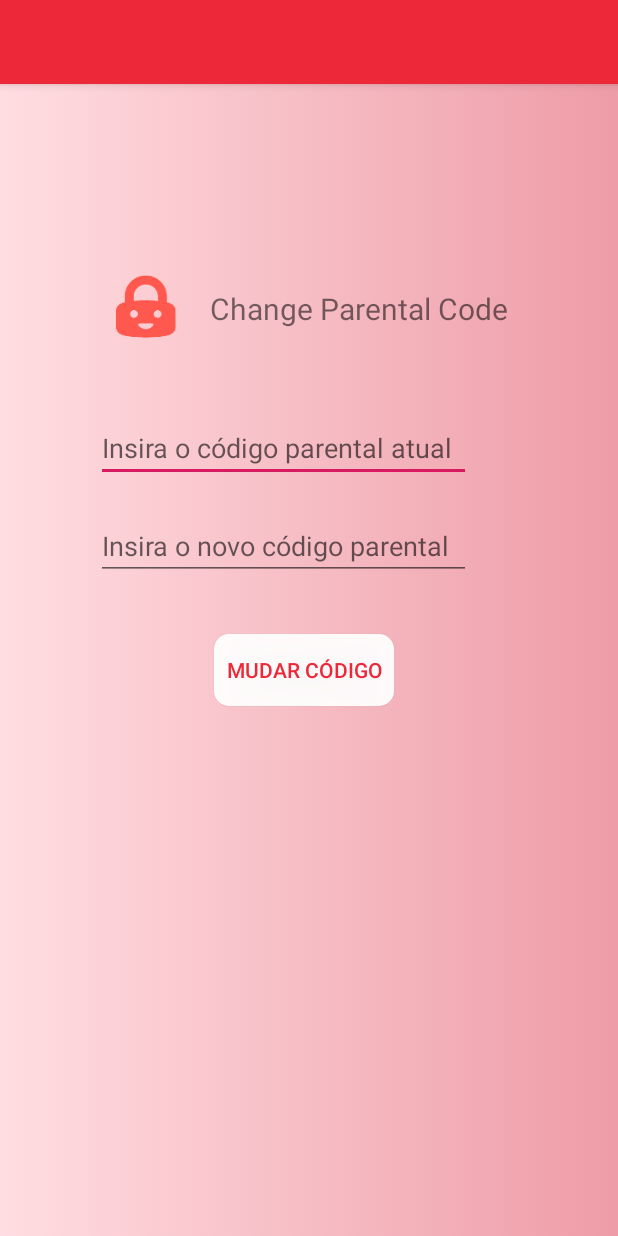
After one commit to LeGoonie/SafeShelterCM, an Android app: the ChangeParentalCode screen opened directly, with no data from a screen before it, on a phone screen of 412 x 824 dp. The commit adds this screen. Run offline under Robolectric (Android 15) with nearby library versions, the phone set to English and light mode, and no system bars.

Commit message:
Set do Parental Code por fazer

```diff
--- a/app/src/main/AndroidManifest.xml
+++ b/app/src/main/AndroidManifest.xml
@@ -2,9 +2,9 @@
 <manifest xmlns:android="http://schemas.android.com/apk/res/android"
     package="com.example.safeshelter">
 
-    <uses-permission android:name="android.permission.ACCESS_FINE_LOCATION"/>
-    <uses-permission android:name="android.permission.ACCESS_COARSE_LOCATION"/>
-    <uses-permission android:name="android.permission.INTERNET"/>
+    <uses-permission android:name="android.permission.ACCESS_FINE_LOCATION" />
+    <uses-permission android:name="android.permission.ACCESS_COARSE_LOCATION" />
+    <uses-permission android:name="android.permission.INTERNET" />
 
     <application
         android:allowBackup="true"
@@ -13,7 +13,8 @@
         android:roundIcon="@mipmap/ic_launcher_round"
         android:supportsRtl="true"
         android:theme="@style/AppTheme">
-        <activity android:name=".ChooseParentalCode"></activity>
+        <activity android:name=".ChangeParentalCode"></activity>
+        <activity android:name=".ChooseParentalCode" />
         <activity android:name="com.miniapps.quiz.MainQuizActivity" />
         <activity android:name="com.miniapps.quiz.QuizActivity" /> <!-- Profile Activity -->
         <activity android:name=".ProfileActivity" /> <!-- Settings Activity -->
@@ -30,19 +31,17 @@
             <intent-filter>
                 <action android:name="android.intent.action.MAIN" />
 
-            <category android:name="android.intent.category.LAUNCHER" />
-        </intent-filter>
+                <category android:name="android.intent.category.LAUNCHER" />
+            </intent-filter>
         </activity>
+        <activity android:name=".LocationActivity" />
 
-        <activity android:name=".LocationActivity"/>
         <meta-data
             android:name="com.google.android.gms.version"
             android:value="@integer/google_play_services_version" />
         <meta-data
             android:name="com.google.android.geo.API_KEY"
-            android:value="@string/map_key"/>
-
-
+            android:value="@string/map_key" />
     </application>
 
 </manifest>
--- /dev/null
+++ b/app/src/main/java/com/example/safeshelter/ChangeParentalCode.java
@@ -0,0 +1,27 @@
+package com.example.safeshelter;
+
+import androidx.appcompat.app.AppCompatActivity;
+
+import android.content.Intent;
+import android.os.Bundle;
+import android.view.View;
+import android.widget.Button;
+
+public class ChangeParentalCode extends AppCompatActivity {
+    public Button change_code;
+
+    @Override
+    protected void onCreate(Bundle savedInstanceState) {
+        super.onCreate(savedInstanceState);
+        setContentView(R.layout.activity_change_parental_code);
+
+        change_code = findViewById(R.id.button_login);
+        change_code.setOnClickListener(new View.OnClickListener() {
+            @Override
+            public void onClick(View view) {
+                Intent intent = new Intent(ChangeParentalCode.this, SettingsActivity.class);
+                startActivity(intent);
+            }
+        });
+    }
+}
--- a/app/src/main/java/com/example/safeshelter/ChooseParentalCode.java
+++ b/app/src/main/java/com/example/safeshelter/ChooseParentalCode.java
@@ -36,7 +36,8 @@ public class ChooseParentalCode extends AppCompatActivity {
         define_code.setOnClickListener(new View.OnClickListener() {
             @Override
             public void onClick(View view) {
-
+                Intent intent = new Intent(ChooseParentalCode.this, MainMenuActivity.class);
+                startActivity(intent);
             }
         });
     }
--- /dev/null
+++ b/app/src/main/res/layout/activity_change_parental_code.xml
@@ -0,0 +1,86 @@
+<?xml version="1.0" encoding="utf-8"?>
+<androidx.constraintlayout.widget.ConstraintLayout xmlns:android="http://schemas.android.com/apk/res/android"
+    xmlns:app="http://schemas.android.com/apk/res-auto"
+    xmlns:tools="http://schemas.android.com/tools"
+    android:layout_width="match_parent"
+    android:layout_height="match_parent"
+    android:background="@drawable/gradient_background"
+    tools:context=".ChooseParentalCode">
+
+    <include
+        android:id="@+id/toolbar"
+        layout="@layout/toolbar"
+        android:layout_width="0dp"
+        android:layout_height="wrap_content"
+        android:layout_marginBottom="53dp"
+        app:layout_constraintBottom_toTopOf="@+id/Login_Icon"
+        app:layout_constraintEnd_toEndOf="parent"
+        app:layout_constraintHorizontal_bias="0.0"
+        app:layout_constraintStart_toStartOf="parent"
+        app:layout_constraintTop_toTopOf="parent"
+        app:layout_constraintVertical_bias="0.0" />
+
+    <TextView
+        android:id="@+id/textView"
+        android:layout_width="wrap_content"
+        android:layout_height="wrap_content"
+        android:layout_marginStart="140dp"
+        android:layout_marginLeft="140dp"
+        android:layout_marginTop="192dp"
+        android:text="@string/change_code"
+        android:textSize="20dp"
+        app:layout_constraintStart_toStartOf="parent"
+        app:layout_constraintTop_toTopOf="@+id/toolbar" />
+
+    <EditText
+        android:id="@+id/editText_firstCode"
+        android:layout_width="250dp"
+        android:layout_height="wrap_content"
+        android:layout_marginStart="64dp"
+        android:layout_marginLeft="64dp"
+        android:layout_marginTop="84dp"
+        android:ems="10"
+        android:hint="@string/change_first_code"
+        android:inputType="textPersonName"
+        app:layout_constraintStart_toStartOf="parent"
+        app:layout_constraintTop_toTopOf="@+id/textView" />
+
+    <ImageView
+        android:id="@+id/Login_Icon"
+        android:layout_width="121dp"
+        android:layout_height="88dp"
+        android:layout_marginTop="160dp"
+        android:contentDescription="@null"
+        app:layout_constraintEnd_toEndOf="parent"
+        app:layout_constraintHorizontal_bias="0.127"
+        app:layout_constraintStart_toStartOf="parent"
+        app:layout_constraintTop_toTopOf="parent"
+        app:srcCompat="@mipmap/ic_launcher_foreground"
+        tools:ignore="VectorDrawableCompat" />
+
+    <Button
+        android:id="@+id/button_login"
+        android:layout_width="120dp"
+        android:layout_height="wrap_content"
+        android:layout_marginTop="36dp"
+        android:background="@drawable/roundedbutton"
+        android:text="@string/submit_change_code"
+        android:textColor="#ED2939"
+        app:layout_constraintEnd_toEndOf="parent"
+        app:layout_constraintHorizontal_bias="0.488"
+        app:layout_constraintStart_toStartOf="parent"
+        app:layout_constraintTop_toBottomOf="@+id/editText_secondCode" />
+
+    <EditText
+        android:id="@+id/editText_secondCode"
+        android:layout_width="250dp"
+        android:layout_height="wrap_content"
+        android:layout_marginStart="64dp"
+        android:layout_marginLeft="64dp"
+        android:layout_marginTop="20dp"
+        android:ems="10"
+        android:hint="@string/change_second_code"
+        app:layout_constraintStart_toStartOf="parent"
+        app:layout_constraintTop_toBottomOf="@+id/editText_firstCode" />
+
+</androidx.constraintlayout.widget.ConstraintLayout>
--- a/app/src/main/res/values/strings.xml
+++ b/app/src/main/res/values/strings.xml
@@ -96,4 +96,10 @@
     <string name="first_code">Insira o código parental</string>
     <string name="second_code">Insira novamente o código parental</string>
     <string name="submit_code">Definir código</string>
+
+    <!-- Change Parental Code -->
+    <string name="change_code">Change Parental Code</string>
+    <string name="change_first_code">Insira o código parental atual</string>
+    <string name="change_second_code">Insira o novo código parental</string>
+    <string name="submit_change_code">Mudar código</string>
 </resources>
--- a/app/src/main/res/xml/preferences.xml
+++ b/app/src/main/res/xml/preferences.xml
@@ -28,7 +28,7 @@
         <intent
             android:action="chooseParentalCode"
             android:targetPackage="com.example.safeshelter"
-            android:targetClass="com.example.safeshelter.ChooseParentalCode" />
+            android:targetClass="com.example.safeshelter.ChangeParentalCode" />
     </Preference>
 
     <!-- CHAMADAS E SMS -->
```
